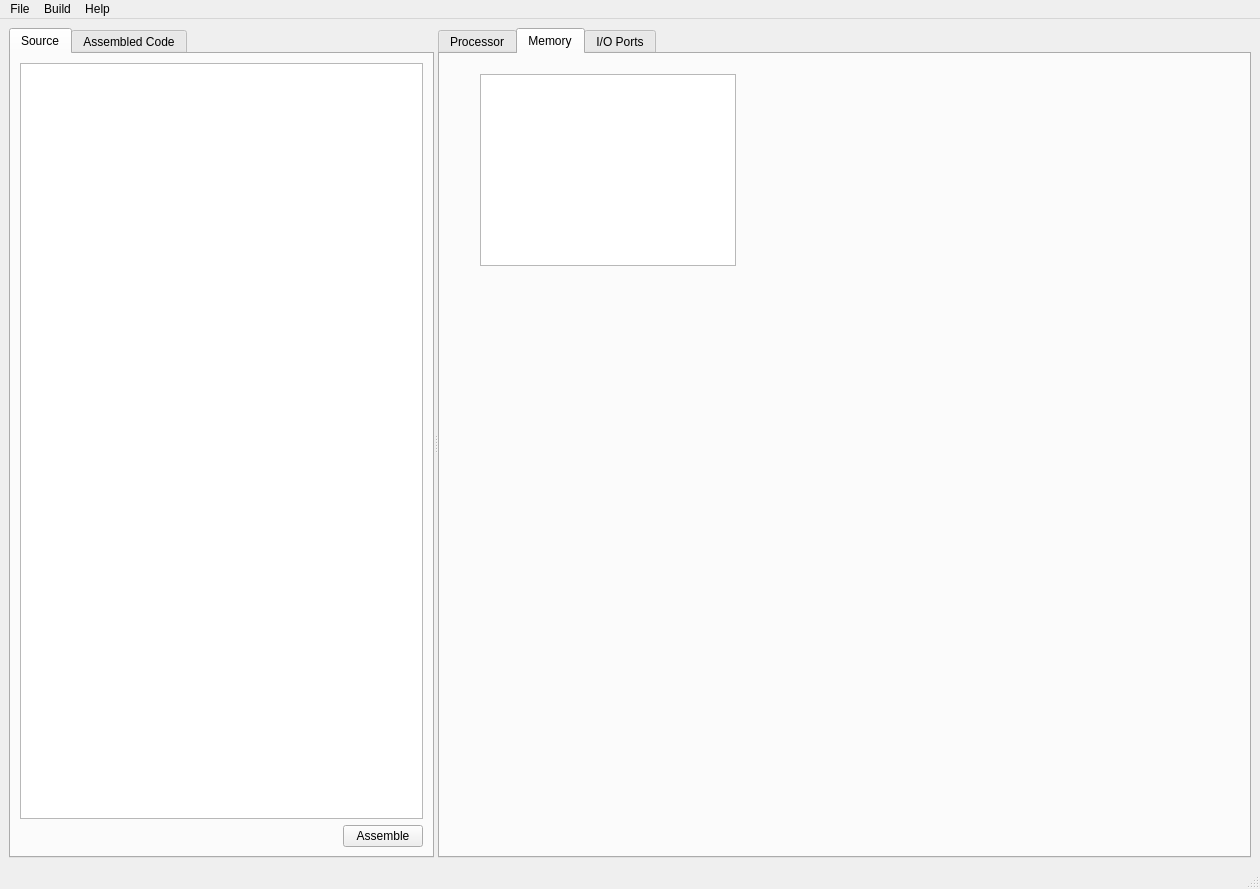
Old version of the form mainwindow.ui in the repository chirantannath/QTsimulator8085.
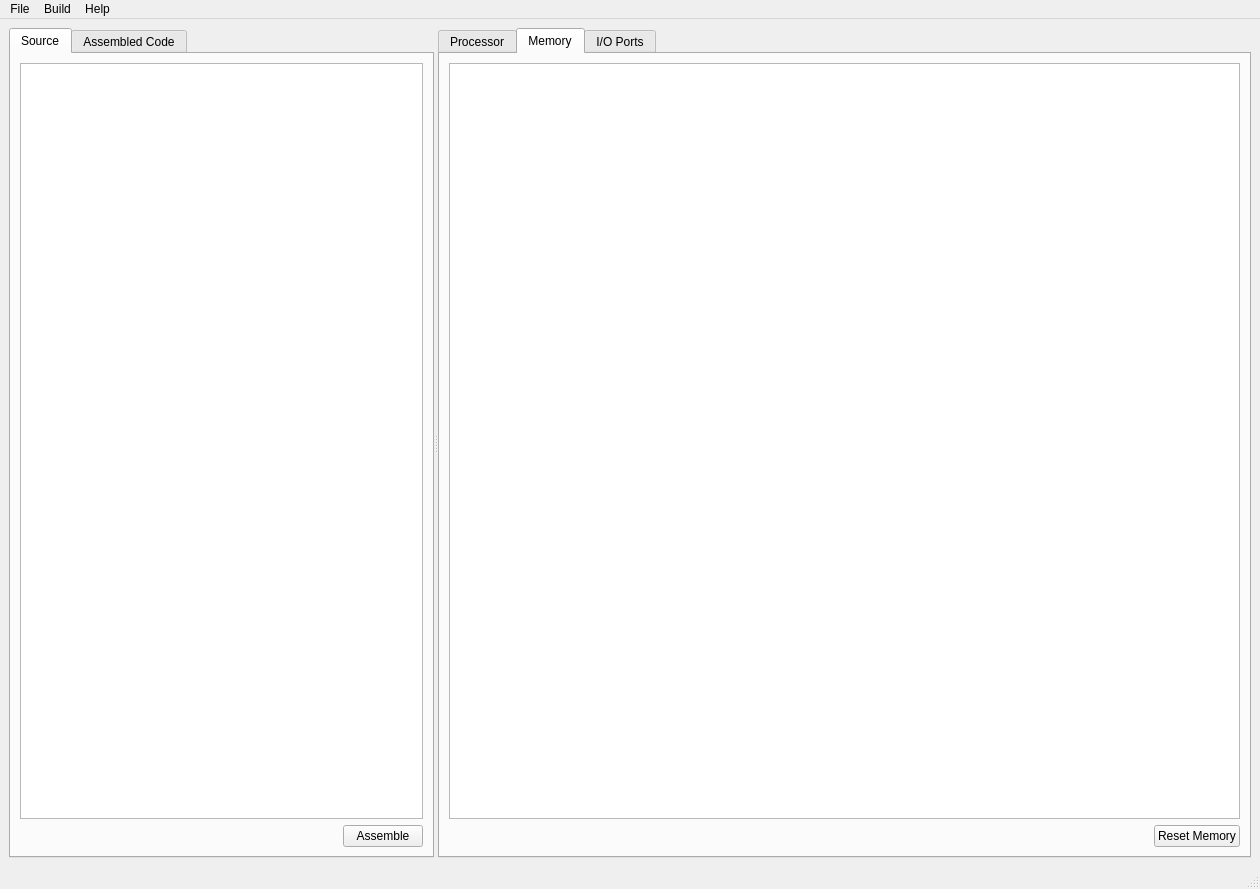
New version of the form. The open tabs and pages were chosen to show the change. Custom widgets are drawn as their Qt base class.

```diff
--- a/mainwindow.ui
+++ b/mainwindow.ui
@@ -2940,16 +2940,42 @@
         <attribute name="title">
          <string>Memory</string>
         </attribute>
-        <widget class="QTableView" name="tableView">
-         <property name="geometry">
-          <rect>
-           <x>40</x>
-           <y>20</y>
-           <width>256</width>
-           <height>192</height>
-          </rect>
-         </property>
-        </widget>
+        <layout class="QVBoxLayout" name="verticalLayout_3">
+         <item>
+          <widget class="QTableView" name="memTableView">
+           <property name="textElideMode">
+            <enum>Qt::ElideNone</enum>
+           </property>
+           <property name="wordWrap">
+            <bool>false</bool>
+           </property>
+          </widget>
+         </item>
+         <item>
+          <layout class="QHBoxLayout" name="horizontalLayout">
+           <item>
+            <spacer name="horizontalSpacer_4">
+             <property name="orientation">
+              <enum>Qt::Horizontal</enum>
+             </property>
+             <property name="sizeHint" stdset="0">
+              <size>
+               <width>40</width>
+               <height>20</height>
+              </size>
+             </property>
+            </spacer>
+           </item>
+           <item>
+            <widget class="QPushButton" name="memResetButton">
+             <property name="text">
+              <string>Reset Memory</string>
+             </property>
+            </widget>
+           </item>
+          </layout>
+         </item>
+        </layout>
        </widget>
        <widget class="QWidget" name="tab_7">
         <attribute name="title">
```
Left out of the diff: 31 changed lines with no effect on the pictures.
